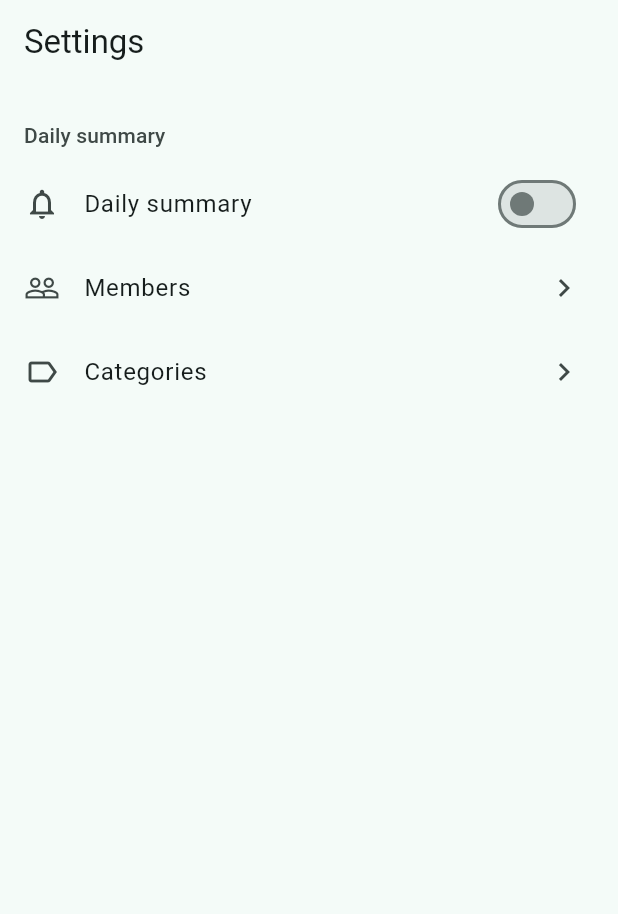
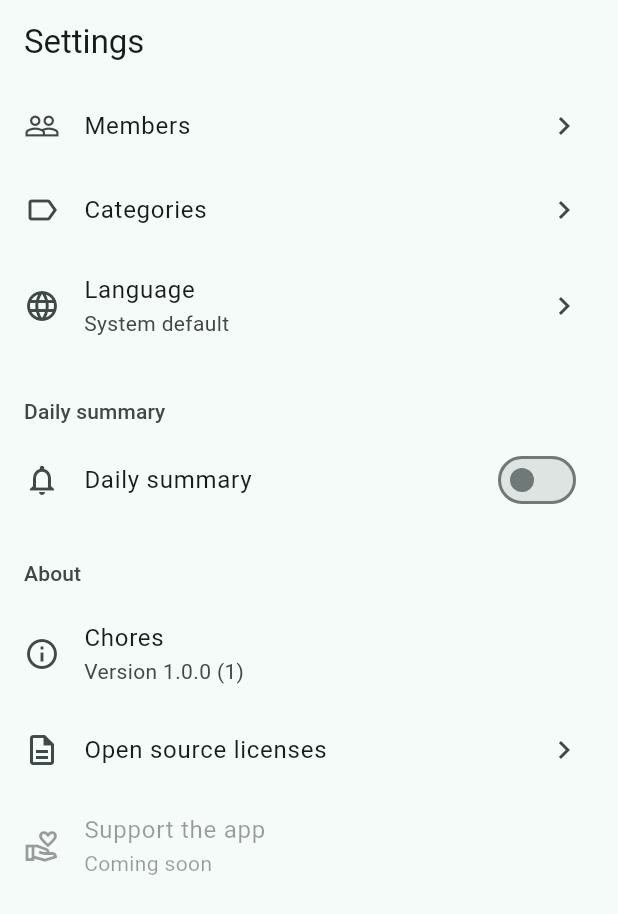
Before and after one commit to igorzamyslov/chore-app, a Flutter app: the SettingsScreen screen opened directly, after a tap on "Daily summary", on a phone screen of 412 x 824 dp. Shown: the top 914 px of the screen. Run offline on Flutter 3.47's test engine with Material 3 defaults, Android fonts, the phone set to English and light mode, and no system bars; our stand-ins replace clock, drift, drift_flutter, flutter_local_notifications, flutter_riverpod, package_info_plus and 2 more; accounts and stored records are empty; generated files the repository leaves out were written again.

Commit message:
Language override (schema v4) + About section
Settings gains a Language row (System default / English / Deutsch,
persisted in the new nullable settings.locale; localeOverrideProvider
drives MaterialApp.locale, unknown stored values self-heal to system)
and an About section: version/build via package_info_plus, Flutter's
license page, and a disabled tip-jar placeholder for the monetization
phase. Migration chain restructured so a v2 install gains both v3 and
v4 columns in one jump; v2->v4 and v3->v4 both file-tested.

Also hardens ChoreApp against AsyncError states: localeOverrideProvider
and the new settings tiles read providers via valueOrNull, since .value
rethrows on error -- caught by the existing bootstrap-error test.

```diff
--- a/lib/app/app.dart
+++ b/lib/app/app.dart
@@ -25,6 +25,7 @@ class ChoreApp extends ConsumerWidget {
       onGenerateTitle: (context) => AppLocalizations.of(context).appTitle,
       localizationsDelegates: AppLocalizations.localizationsDelegates,
       supportedLocales: AppLocalizations.supportedLocales,
+      locale: ref.watch(localeOverrideProvider),
       theme: appLightTheme,
       darkTheme: appDarkTheme,
       home: bootstrap.when(
--- a/lib/app/providers.dart
+++ b/lib/app/providers.dart
@@ -23,7 +23,9 @@ import 'package:chore_app/data/repositories/shopping_repository.dart';
 import 'package:chore_app/domain/digest_planner.dart';
 import 'package:chore_app/domain/recurrence/plain_date.dart';
 import 'package:clock/clock.dart';
+import 'package:flutter/widgets.dart' show Locale;
 import 'package:flutter_riverpod/flutter_riverpod.dart';
+import 'package:package_info_plus/package_info_plus.dart';
 
 /// The raw value of the `E2E_TODAY` dart-define, read at compile time.
 ///
@@ -94,6 +96,47 @@ final settingsRepositoryProvider = Provider<SettingsRepository>((ref) {
 /// digest is enabled/disabled or its time changes).
 final settingsProvider = StreamProvider<DeviceSettings>((ref) {
   return ref.watch(settingsRepositoryProvider).watchSettings();
+});
+
+/// The language override chosen via Settings (spec
+/// `docs/next-session-plan.md` #5): the stored `settings.locale` mapped to
+/// a [Locale] for `MaterialApp.locale` (`lib/app/app.dart`), or `null` to
+/// follow the OS locale.
+///
+/// An unrecognized stored value (future-proofing against a value this
+/// build doesn't know) also maps to `null` rather than throwing, matching
+/// `actingMemberProvider`'s "read-time self-heal, nothing written back"
+/// approach to a stale/foreign stored value.
+///
+/// Watched unconditionally from `ChoreApp.build` (`lib/app/app.dart`) --
+/// including while `bootstrapProvider` is still loading or has errored --
+/// so this reads [settingsProvider] via `valueOrNull` rather than `value`:
+/// the latter rethrows the underlying error when the watched provider
+/// itself is in an `AsyncError` state (e.g. a broken database connection),
+/// which would otherwise crash the loading/error screens this locale also
+/// applies to.
+final localeOverrideProvider = Provider<Locale?>((ref) {
+  final stored = ref.watch(settingsProvider).valueOrNull?.locale;
+  switch (stored) {
+    case 'en':
+      return const Locale('en');
+    case 'de':
+      return const Locale('de');
+    default:
+      return null;
+  }
+});
+
+/// The running app's package metadata (name, version, build number),
+/// read once from the platform. Backs the Settings tab's About section
+/// (spec `docs/next-session-plan.md` #5: version row, and the app version
+/// passed to `showLicensePage`).
+///
+/// Widget tests never override this provider directly: `PackageInfo`
+/// exposes its own test hook, `PackageInfo.setMockInitialValues(...)`,
+/// which `PackageInfo.fromPlatform()` picks up automatically once called.
+final packageInfoProvider = FutureProvider<PackageInfo>((ref) {
+  return PackageInfo.fromPlatform();
 });
 
 /// The OS-level notification plugin (or fake), wrapped by
--- a/lib/data/db/app_database.dart
+++ b/lib/data/db/app_database.dart
@@ -53,25 +53,34 @@ class AppDatabase extends _$AppDatabase {
   AppDatabase(QueryExecutor executor) : super(executor);
 
   @override
-  int get schemaVersion => 3;
+  int get schemaVersion => 4;
 
   @override
   MigrationStrategy get migration => MigrationStrategy(
     onUpgrade: (migrator, from, to) async {
       // v1 -> v2 (spec `docs/specs/notifications.md`): adds the `settings`
       // table. [migrator.createTable] always builds the table from its
-      // *current* (here, v3) column set, so a fresh v1 -> v3 jump already
-      // gets `actingMemberId` for free — the `else if` below only needs to
-      // backfill that column for an install that already has the v2-shaped
-      // `settings` table (a "create then immediately re-add the same
-      // column" pair would otherwise throw a duplicate-column error).
+      // *current* (here, v4) column set, so a fresh v1 -> v4 jump already
+      // gets `actingMemberId` and `locale` for free — the branches below
+      // only need to backfill whichever of those columns an install that
+      // already has an older-shaped `settings` table is still missing (a
+      // "create then immediately re-add the same column" pair would
+      // otherwise throw a duplicate-column error).
       if (from < 2) {
         await migrator.createTable(settings);
-      } else if (from < 3) {
-        // v2 -> v3 (spec `docs/specs/members-management.md`): adds the
-        // nullable `settings.actingMemberId` column, defaulting to `NULL`
-        // (the automatic acting-member fallback).
-        await migrator.addColumn(settings, settings.actingMemberId);
+      } else {
+        if (from < 3) {
+          // v2 -> v3 (spec `docs/specs/members-management.md`): adds the
+          // nullable `settings.actingMemberId` column, defaulting to
+          // `NULL` (the automatic acting-member fallback).
+          await migrator.addColumn(settings, settings.actingMemberId);
+        }
+        if (from < 4) {
+          // v3 -> v4 (spec `docs/next-session-plan.md` #5): adds the
+          // nullable `settings.locale` column, defaulting to `NULL`
+          // (follow the OS locale).
+          await migrator.addColumn(settings, settings.locale);
+        }
       }
     },
     beforeOpen: (details) async {
--- /dev/null
+++ b/lib/features/settings/about_section.dart
@@ -0,0 +1,105 @@
+/// The settings screen's 'About' section (spec `docs/next-session-plan.md`
+/// #5): app name/version, the licenses page entry, and a disabled
+/// placeholder row previewing a future donation/tip-jar link.
+library;
+
+import 'package:chore_app/app/providers.dart';
+import 'package:chore_app/app/semantics.dart';
+import 'package:chore_app/l10n/app_localizations.dart';
+import 'package:flutter/material.dart';
+import 'package:flutter_riverpod/flutter_riverpod.dart';
+
+/// Section header above the About rows, matching the digest section
+/// header's style (design-language: labelLarge, onSurfaceVariant, 24/8
+/// padding, no divider line).
+class AboutSectionHeader extends StatelessWidget {
+  /// Creates the section header.
+  const AboutSectionHeader({super.key});
+
+  @override
+  Widget build(BuildContext context) {
+    final theme = Theme.of(context);
+    return Padding(
+      padding: const EdgeInsets.fromLTRB(16, 24, 16, 8),
+      child: Text(
+        AppLocalizations.of(context).settingsAboutSectionTitle,
+        style: theme.textTheme.labelLarge?.copyWith(
+          color: theme.colorScheme.onSurfaceVariant,
+        ),
+      ),
+    );
+  }
+}
+
+/// Non-tappable row showing the app's (localized) name and 'Version
+/// {version} ({buildNumber})', sourced from [packageInfoProvider]. Shows an
+/// em dash in place of the version/build number while that provider is
+/// still loading.
+class AboutVersionTile extends ConsumerWidget {
+  /// Creates the version row.
+  const AboutVersionTile({super.key});
+
+  @override
+  Widget build(BuildContext context, WidgetRef ref) {
+    final l10n = AppLocalizations.of(context);
+    final packageInfo = ref.watch(packageInfoProvider).valueOrNull;
+    final version = packageInfo?.version ?? '—';
+    final buildNumber = packageInfo?.buildNumber ?? '—';
+
+    return semantic(
+      'settings.about.version',
+      child: ListTile(
+        leading: const Icon(Icons.info_outline),
+        title: Text(l10n.appTitle),
+        subtitle: Text(l10n.settingsAboutVersionLabel(version, buildNumber)),
+      ),
+    );
+  }
+}
+
+/// Row opening Flutter's built-in [showLicensePage].
+class AboutLicensesTile extends ConsumerWidget {
+  /// Creates the licenses row.
+  const AboutLicensesTile({super.key});
+
+  @override
+  Widget build(BuildContext context, WidgetRef ref) {
+    final l10n = AppLocalizations.of(context);
+    final version = ref.watch(packageInfoProvider).valueOrNull?.version;
+
+    return semantic(
+      'settings.about.licenses',
+      child: ListTile(
+        leading: const Icon(Icons.description_outlined),
+        title: Text(l10n.settingsAboutLicensesEntry),
+        trailing: const Icon(Icons.chevron_right),
+        onTap: () => showLicensePage(
+          context: context,
+          applicationName: l10n.appTitle,
+          applicationVersion: version,
+        ),
+      ),
+    );
+  }
+}
+
+/// Disabled placeholder row previewing a future donation/tip-jar link; no
+/// action is wired up yet (deferred to the monetization phase).
+class AboutDonateTile extends StatelessWidget {
+  /// Creates the donate placeholder row.
+  const AboutDonateTile({super.key});
+
+  @override
+  Widget build(BuildContext context) {
+    final l10n = AppLocalizations.of(context);
+    return semantic(
+      'settings.about.donate',
+      child: ListTile(
+        leading: const Icon(Icons.volunteer_activism_outlined),
+        title: Text(l10n.settingsAboutDonateTitle),
+        subtitle: Text(l10n.settingsAboutDonateSubtitle),
+        enabled: false,
+      ),
+    );
+  }
+}
--- /dev/null
+++ b/lib/features/settings/language_section.dart
@@ -0,0 +1,122 @@
+/// The settings screen's 'Language' entry and its picker sheet (spec
+/// `docs/next-session-plan.md` #5): System default / English / Deutsch,
+/// persisted via `SettingsRepository.setLocale` and consumed by
+/// `localeOverrideProvider` (`lib/app/providers.dart`).
+library;
+
+import 'package:chore_app/app/providers.dart';
+import 'package:chore_app/app/semantics.dart';
+import 'package:chore_app/l10n/app_localizations.dart';
+import 'package:flutter/material.dart';
+import 'package:flutter_riverpod/flutter_riverpod.dart';
+
+/// The Settings tab's 'Language' row: shows the current choice (System
+/// default / English / Deutsch) as its subtitle; tapping opens
+/// [showLanguageSheet].
+class LanguageRow extends ConsumerWidget {
+  /// Creates the language row.
+  const LanguageRow({super.key});
+
+  @override
+  Widget build(BuildContext context, WidgetRef ref) {
+    final l10n = AppLocalizations.of(context);
+    final locale = ref.watch(settingsProvider).valueOrNull?.locale;
+    final subtitle = switch (locale) {
+      'en' => l10n.settingsLanguageEnglish,
+      'de' => l10n.settingsLanguageDeutsch,
+      _ => l10n.settingsLanguageSystem,
+    };
+
+    return semantic(
+      'settings.language',
+      child: ListTile(
+        leading: const Icon(Icons.language_outlined),
+        title: Text(l10n.settingsLanguageEntry),
+        subtitle: Text(subtitle),
+        trailing: const Icon(Icons.chevron_right),
+        onTap: () => showLanguageSheet(context),
+      ),
+    );
+  }
+}
+
+/// Opens the language picker: System default / English / Deutsch, with a
+/// check on the current choice. Selecting a row persists it via
+/// `SettingsRepository.setLocale` and closes the sheet.
+Future<void> showLanguageSheet(BuildContext context) {
+  return showModalBottomSheet<void>(
+    context: context,
+    showDragHandle: true,
+    builder: (sheetContext) => const _LanguageSheet(),
+  );
+}
+
+class _LanguageSheet extends ConsumerWidget {
+  const _LanguageSheet();
+
+  @override
+  Widget build(BuildContext context, WidgetRef ref) {
+    final l10n = AppLocalizations.of(context);
+    final current = ref.watch(settingsProvider).valueOrNull?.locale;
+
+    Future<void> select(String? locale) async {
+      await ref.read(settingsRepositoryProvider).setLocale(locale);
+      if (context.mounted) {
+        Navigator.of(context).pop();
+      }
+    }
+
+    Widget option({
+      required String id,
+      required String label,
+      required bool selected,
+      required String? value,
+    }) {
+      return semantic(
+        id,
+        child: ListTile(
+          title: Text(label),
+          trailing: selected ? const Icon(Icons.check) : null,
+          onTap: () => select(value),
+        ),
+      );
+    }
+
+    return semantic(
+      'settings.language.sheet',
+      child: SafeArea(
+        child: Column(
+          mainAxisSize: MainAxisSize.min,
+          crossAxisAlignment: CrossAxisAlignment.start,
+          children: [
+            Padding(
+              padding: const EdgeInsets.fromLTRB(16, 8, 16, 8),
+              child: Text(
+                l10n.settingsLanguageSheetTitle,
+                style: Theme.of(context).textTheme.titleMedium,
+              ),
+            ),
+            option(
+              id: 'settings.language.sheet.system',
+              label: l10n.settingsLanguageSystem,
+              selected: current == null,
+              value: null,
+            ),
+            option(
+              id: 'settings.language.sheet.en',
+              label: l10n.settingsLanguageEnglish,
+              selected: current == 'en',
+              value: 'en',
+            ),
+            option(
+              id: 'settings.language.sheet.de',
+              label: l10n.settingsLanguageDeutsch,
+              selected: current == 'de',
+              value: 'de',
+            ),
+          ],
+        ),
+      ),
+    );
+  }
+}
--- a/lib/features/settings/settings_screen.dart
+++ b/lib/features/settings/settings_screen.dart
@@ -3,7 +3,9 @@ library;
 
 import 'package:chore_app/app/providers.dart';
 import 'package:chore_app/app/semantics.dart';
+import 'package:chore_app/features/settings/about_section.dart';
 import 'package:chore_app/features/settings/digest_section.dart';
+import 'package:chore_app/features/settings/language_section.dart';
 import 'package:chore_app/features/settings/manage_categories_screen.dart';
 import 'package:chore_app/features/settings/manage_members_screen.dart';
 import 'package:chore_app/l10n/app_localizations.dart';
@@ -13,10 +15,11 @@ import 'package:permission_handler/permission_handler.dart';
 
 /// The Settings tab (spec `docs/specs/ux-round-2.md` B1: "Manage
 /// categories"; spec `docs/specs/notifications.md`: the 'Daily summary'
-/// section above it).
+/// section; spec `docs/next-session-plan.md` #5: the Language row and the
+/// About section at the bottom).
 ///
 /// A plain [ListView] of entries/sections, leaving room for further
-/// settings beyond category management and the digest.
+/// settings beyond category management, language, digest, and About.
 class SettingsScreen extends ConsumerWidget {
   /// Creates the settings screen.
   const SettingsScreen({super.key});
@@ -32,30 +35,6 @@ class SettingsScreen extends ConsumerWidget {
       appBar: AppBar(title: Text(l10n.settingsTabLabel)),
       body: ListView(
         children: [
-          const DigestSectionHeader(),
-          ...settingsAsync.when(
-            data: (settings) => [
-              DigestToggleTile(
-                value: settings.digestEnabled,
-                onChanged: (enabled) =>
-                    settingsRepository.setDigestEnabled(enabled: enabled),
-              ),
-              if (settings.digestEnabled)
-                DigestTimeTile(
-                  minutesSinceMidnight: settings.digestMinutes,
-                  onChanged: settingsRepository.setDigestTime,
-                ),
-              if (settings.digestEnabled && !permissionGranted)
-                const DigestPermissionHint(onOpenSettings: openAppSettings),
-            ],
-            loading: () => const [
-              Padding(
-                padding: EdgeInsets.all(16),
-                child: Center(child: CircularProgressIndicator()),
-              ),
-            ],
-            error: (error, stackTrace) => const [],
-          ),
           semantic(
             'settings.members',
             child: ListTile(
@@ -82,6 +61,35 @@ class SettingsScreen extends ConsumerWidget {
               ),
             ),
           ),
+          const LanguageRow(),
+          const DigestSectionHeader(),
+          ...settingsAsync.when(
+            data: (settings) => [
+              DigestToggleTile(
+                value: settings.digestEnabled,
+                onChanged: (enabled) =>
+                    settingsRepository.setDigestEnabled(enabled: enabled),
+              ),
+              if (settings.digestEnabled)
+                DigestTimeTile(
+                  minutesSinceMidnight: settings.digestMinutes,
+                  onChanged: settingsRepository.setDigestTime,
+                ),
+              if (settings.digestEnabled && !permissionGranted)
+                const DigestPermissionHint(onOpenSettings: openAppSettings),
+            ],
+            loading: () => const [
+              Padding(
+                padding: EdgeInsets.all(16),
+                child: Center(child: CircularProgressIndicator()),
+              ),
+            ],
+            error: (error, stackTrace) => const [],
+          ),
+          const AboutSectionHeader(),
+          const AboutVersionTile(),
+          const AboutLicensesTile(),
+          const AboutDonateTile(),
         ],
       ),
     );
--- a/lib/l10n/app_de.arb
+++ b/lib/l10n/app_de.arb
@@ -145,5 +145,17 @@
   "categoryEditColorLabel": "Farbe",
 
   "categoryDeleteDialogTitle": "Kategorie löschen?",
-  "categoryDeleteDialogBody": "Damit löschst du '{categoryName}'. Aufgaben und Artikel mit dieser Kategorie verlieren sie."
+  "categoryDeleteDialogBody": "Damit löschst du '{categoryName}'. Aufgaben und Artikel mit dieser Kategorie verlieren sie.",
+
+  "settingsLanguageEntry": "Sprache",
+  "settingsLanguageSheetTitle": "Sprache wählen",
+  "settingsLanguageSystem": "Systemsprache",
+  "settingsLanguageEnglish": "English",
+  "settingsLanguageDeutsch": "Deutsch",
+
+  "settingsAboutSectionTitle": "Über die App",
+  "settingsAboutVersionLabel": "Version {version} ({buildNumber})",
+  "settingsAboutLicensesEntry": "Open-Source-Lizenzen",
+  "settingsAboutDonateTitle": "Unterstütze die App",
+  "settingsAboutDonateSubtitle": "Bald verfügbar"
 }
--- a/lib/l10n/app_en.arb
+++ b/lib/l10n/app_en.arb
@@ -607,5 +607,57 @@
         "example": "Produce"
       }
     }
+  },
+
+  "settingsLanguageEntry": "Language",
+  "@settingsLanguageEntry": {
+    "description": "Settings screen list entry that opens the language picker sheet (spec docs/next-session-plan.md #5), shown below the Categories entry. Its subtitle shows the current choice (System default / English / Deutsch)."
+  },
+  "settingsLanguageSheetTitle": "Choose language",
+  "@settingsLanguageSheetTitle": {
+    "description": "Heading of the language picker bottom sheet opened from the settingsLanguageEntry row."
+  },
+  "settingsLanguageSystem": "System default",
+  "@settingsLanguageSystem": {
+    "description": "Language picker option (and settingsLanguageEntry subtitle) meaning 'follow the OS locale' -- a stored settings.locale of NULL."
+  },
+  "settingsLanguageEnglish": "English",
+  "@settingsLanguageEnglish": {
+    "description": "Language picker option for English. A proper name: shown as 'English' regardless of the app's current UI locale, so this value is identical in every arb file."
+  },
+  "settingsLanguageDeutsch": "Deutsch",
+  "@settingsLanguageDeutsch": {
+    "description": "Language picker option for German. A proper name: shown as 'Deutsch' regardless of the app's current UI locale, so this value is identical in every arb file."
+  },
+
+  "settingsAboutSectionTitle": "About",
+  "@settingsAboutSectionTitle": {
+    "description": "Settings screen section header above the About rows (app version, licenses, donate placeholder), matching the digest section header's style."
+  },
+  "settingsAboutVersionLabel": "Version {version} ({buildNumber})",
+  "@settingsAboutVersionLabel": {
+    "description": "Subtitle of the About section's non-tappable version row, under the app's name. version/buildNumber are an em dash ('—') while packageInfoProvider is still loading.",
+    "placeholders": {
+      "version": {
+        "type": "String",
+        "example": "1.0.0"
+      },
+      "buildNumber": {
+        "type": "String",
+        "example": "1"
+      }
+    }
+  },
+  "settingsAboutLicensesEntry": "Open source licenses",
+  "@settingsAboutLicensesEntry": {
+    "description": "About section row that opens Flutter's built-in showLicensePage."
+  },
+  "settingsAboutDonateTitle": "Support the app",
+  "@settingsAboutDonateTitle": {
+    "description": "Title of the About section's disabled donation/tip-jar placeholder row (no action wired yet)."
+  },
+  "settingsAboutDonateSubtitle": "Coming soon",
+  "@settingsAboutDonateSubtitle": {
+    "description": "Subtitle of the About section's disabled donation/tip-jar placeholder row."
   }
 }
--- a/lib/l10n/app_localizations.dart
+++ b/lib/l10n/app_localizations.dart
@@ -781,6 +781,66 @@ abstract class AppLocalizations {
   /// In en, this message translates to:
   /// **'This deletes \'{categoryName}\'. Chores and items using it become uncategorized.'**
   String categoryDeleteDialogBody(String categoryName);
+
+  /// Settings screen list entry that opens the language picker sheet (spec docs/next-session-plan.md #5), shown below the Categories entry. Its subtitle shows the current choice (System default / English / Deutsch).
+  ///
+  /// In en, this message translates to:
+  /// **'Language'**
+  String get settingsLanguageEntry;
+
+  /// Heading of the language picker bottom sheet opened from the settingsLanguageEntry row.
+  ///
+  /// In en, this message translates to:
+  /// **'Choose language'**
+  String get settingsLanguageSheetTitle;
+
+  /// Language picker option (and settingsLanguageEntry subtitle) meaning 'follow the OS locale' -- a stored settings.locale of NULL.
+  ///
+  /// In en, this message translates to:
+  /// **'System default'**
+  String get settingsLanguageSystem;
+
+  /// Language picker option for English. A proper name: shown as 'English' regardless of the app's current UI locale, so this value is identical in every arb file.
+  ///
+  /// In en, this message translates to:
+  /// **'English'**
+  String get settingsLanguageEnglish;
+
+  /// Language picker option for German. A proper name: shown as 'Deutsch' regardless of the app's current UI locale, so this value is identical in every arb file.
+  ///
+  /// In en, this message translates to:
+  /// **'Deutsch'**
+  String get settingsLanguageDeutsch;
+
+  /// Settings screen section header above the About rows (app version, licenses, donate placeholder), matching the digest section header's style.
+  ///
+  /// In en, this message translates to:
+  /// **'About'**
+  String get settingsAboutSectionTitle;
+
+  /// Subtitle of the About section's non-tappable version row, under the app's name. version/buildNumber are an em dash ('—') while packageInfoProvider is still loading.
+  ///
+  /// In en, this message translates to:
+  /// **'Version {version} ({buildNumber})'**
+  String settingsAboutVersionLabel(String version, String buildNumber);
+
+  /// About section row that opens Flutter's built-in showLicensePage.
+  ///
+  /// In en, this message translates to:
+  /// **'Open source licenses'**
+  String get settingsAboutLicensesEntry;
+
+  /// Title of the About section's disabled donation/tip-jar placeholder row (no action wired yet).
+  ///
+  /// In en, this message translates to:
+  /// **'Support the app'**
+  String get settingsAboutDonateTitle;
+
+  /// Subtitle of the About section's disabled donation/tip-jar placeholder row.
+  ///
+  /// In en, this message translates to:
+  /// **'Coming soon'**
+  String get settingsAboutDonateSubtitle;
 }
 
 class _AppLocalizationsDelegate
--- a/lib/l10n/app_localizations_en.dart
+++ b/lib/l10n/app_localizations_en.dart
@@ -440,4 +440,36 @@ class AppLocalizationsEn extends AppLocalizations {
   String categoryDeleteDialogBody(String categoryName) {
     return 'This deletes \'$categoryName\'. Chores and items using it become uncategorized.';
   }
+
+  @override
+  String get settingsLanguageEntry => 'Language';
+
+  @override
+  String get settingsLanguageSheetTitle => 'Choose language';
+
+  @override
+  String get settingsLanguageSystem => 'System default';
+
+  @override
+  String get settingsLanguageEnglish => 'English';
+
+  @override
+  String get settingsLanguageDeutsch => 'Deutsch';
+
+  @override
+  String get settingsAboutSectionTitle => 'About';
+
+  @override
+  String settingsAboutVersionLabel(String version, String buildNumber) {
+    return 'Version $version ($buildNumber)';
+  }
+
+  @override
+  String get settingsAboutLicensesEntry => 'Open source licenses';
+
+  @override
+  String get settingsAboutDonateTitle => 'Support the app';
+
+  @override
+  String get settingsAboutDonateSubtitle => 'Coming soon';
 }
--- a/pubspec.yaml
+++ b/pubspec.yaml
@@ -39,6 +39,7 @@ dependencies:
     sdk: flutter
   flutter_riverpod: ^2.6.1
   intl: ^0.20.2
+  package_info_plus: ^10.2.1
   permission_handler: ^12.0.3
   timezone: ^0.11.1
   uuid: ^4.6.0
```
Also changed, not shown: e2e/flows/settings/language_override.yaml (added, +39 -0 lines), lib/data/db/tables.dart (+8 -0 lines), lib/data/repositories/settings_repository.dart (+15 -0 lines), lib/l10n/app_localizations_de.dart (+32 -0 lines), lib/data/db/app_database.g.dart, pubspec.lock, 4 other files.
